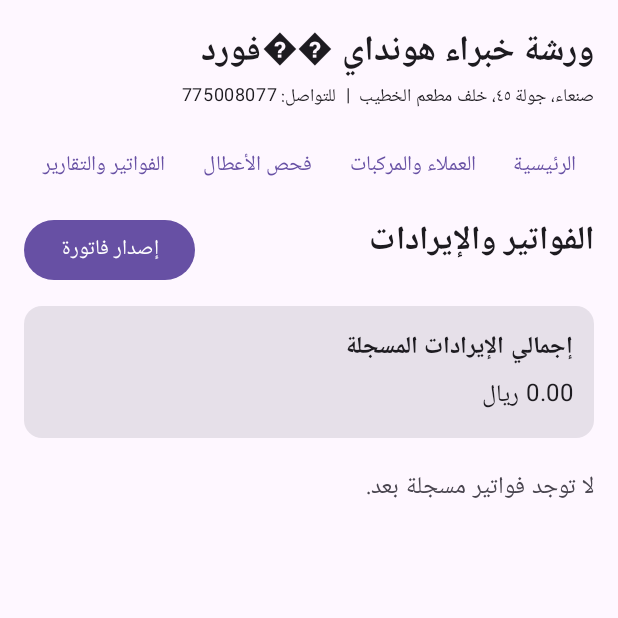
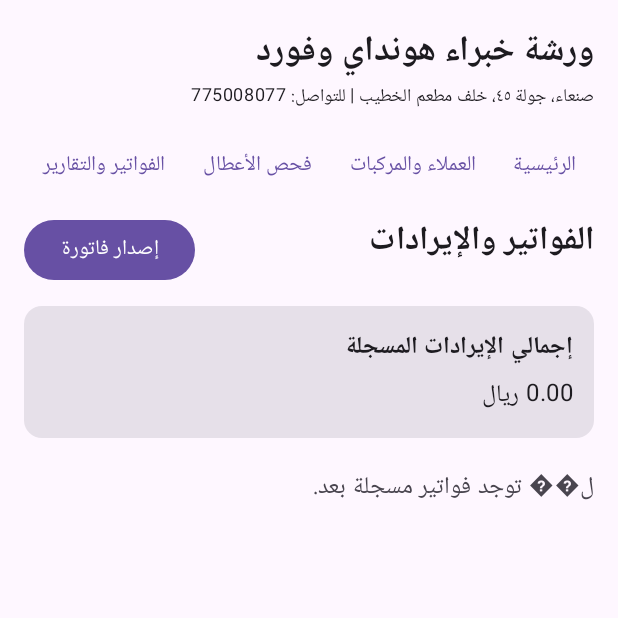
Before and after one commit to salah11955-hue/workshop_smart_app, an Android app built with Jetpack Compose: the screen it shows after launch (MainActivity), after a tap on "الفواتير والتقارير", on a phone screen of 412 x 824 dp, the top half of it. Run offline under Robolectric (Android 15) with nearby library versions, the phone set to English and light mode, and no system bars; 3 other taps on this screen came first.

Commit message:
Update MainActivity.kt

```diff
--- a/app/src/main/java/com/workshop/smartapp/MainActivity.kt
+++ b/app/src/main/java/com/workshop/smartapp/MainActivity.kt
@@ -6,7 +6,6 @@ import android.database.Cursor
 import android.database.sqlite.SQLiteDatabase
 import android.database.sqlite.SQLiteOpenHelper
 import android.os.Bundle
-import android.widget.Toast
 import androidx.activity.ComponentActivity
 import androidx.activity.compose.setContent
 import androidx.compose.foundation.horizontalScroll
@@ -19,12 +18,11 @@ import androidx.compose.foundation.layout.fillMaxWidth
 import androidx.compose.foundation.layout.height
 import androidx.compose.foundation.layout.padding
 import androidx.compose.foundation.rememberScrollState
+import androidx.compose.foundation.text.KeyboardOptions
 import androidx.compose.foundation.verticalScroll
-import androidx.compose.foundation.layout.width
 import androidx.compose.material3.AlertDialog
 import androidx.compose.material3.Button
 import androidx.compose.material3.Card
-import androidx.compose.material3.CardDefaults
 import androidx.compose.material3.MaterialTheme
 import androidx.compose.material3.OutlinedTextField
 import androidx.compose.material3.Surface
@@ -42,64 +40,33 @@ import androidx.compose.ui.Modifier
 import androidx.compose.ui.platform.LocalLayoutDirection
 import androidx.compose.ui.text.font.FontWeight
 import androidx.compose.ui.text.input.KeyboardType
-import androidx.compose.foundation.text.KeyboardOptions
 import androidx.compose.ui.unit.LayoutDirection
 import androidx.compose.ui.unit.dp
 import androidx.compose.ui.unit.sp
 import java.util.Locale
 
-private const val WORKSHOP_NAME = "ورشة خبراء هونداي ��فورد"
+private const val WORKSHOP_NAME = "ورشة خبراء هونداي وفورد"
 private const val CONTACT = "775008077"
 private const val LOCATION = "صنعاء، جولة ٤٥، خلف مطعم الخطيب"
 
 class MainActivity : ComponentActivity() {
     override fun onCreate(savedInstanceState: Bundle?) {
         super.onCreate(savedInstanceState)
-        val database = WorkshopDatabase(this)
-        setContent { WorkshopApp(database) }
+        setContent { WorkshopApp(WorkshopDatabase(this)) }
     }
 }
 
-private data class Customer(
-    val id: Long, val name: String, val phone: String, val car: String,
-    val plate: String, val notes: String, val createdAt: String
-)
-private data class Diagnostic(
-    val id: Long, val customerName: String, val system: String,
-    val codes: String, val notes: String, val date: String
-)
-private data class Invoice(
-    val id: Long, val customerName: String, val car: String,
-    val details: String, val parts: Double, val labor: Double,
-    val total: Double, val date: String
-)
-private data class Part(
-    val number: String, val name: String, val category: String,
-    val quantity: Int, val price: Double
-)
+private data class Customer(val id: Long, val name: String, val phone: String, val car: String, val plate: String, val notes: String, val createdAt: String)
+private data class Diagnostic(val id: Long, val customerName: String, val system: String, val codes: String, val notes: String, val date: String)
+private data class Invoice(val id: Long, val customerName: String, val car: String, val details: String, val parts: Double, val labor: Double, val total: Double, val date: String)
+private data class Part(val number: String, val name: String, val category: String, val quantity: Int, val price: Double)
 
 private class WorkshopDatabase(context: Context) : SQLiteOpenHelper(context, "workshop_data.db", null, 1) {
     override fun onCreate(db: SQLiteDatabase) {
-        db.execSQL("""CREATE TABLE customers (
-            id INTEGER PRIMARY KEY AUTOINCREMENT, name TEXT NOT NULL, phone TEXT NOT NULL,
-            car_model TEXT, plate_number TEXT, notes TEXT, created_at TIMESTAMP DEFAULT CURRENT_TIMESTAMP
-        )""")
-        db.execSQL("""CREATE TABLE invoices (
-            id INTEGER PRIMARY KEY AUTOINCREMENT, customer_id INTEGER, service_details TEXT,
-            parts_cost REAL, labor_cost REAL, total_amount REAL,
-            invoice_date TIMESTAMP DEFAULT CURRENT_TIMESTAMP,
-            FOREIGN KEY (customer_id) REFERENCES customers(id)
-        )""")
-        db.execSQL("""CREATE TABLE diagnostics (
-            id INTEGER PRIMARY KEY AUTOINCREMENT, customer_id INTEGER, system_type TEXT,
-            dtc_codes TEXT, technician_notes TEXT, check_date TIMESTAMP DEFAULT CURRENT_TIMESTAMP,
-            FOREIGN KEY (customer_id) REFERENCES customers(id)
-        )""")
-        db.execSQL("""CREATE TABLE inventory (
-            id INTEGER PRIMARY KEY AUTOINCREMENT, part_number TEXT UNIQUE, part_name TEXT NOT NULL,
-            category TEXT, quantity INTEGER DEFAULT 0, unit_price REAL DEFAULT 0.0,
-            last_updated TIMESTAMP DEFAULT CURRENT_TIMESTAMP
-        )""")
+        db.execSQL("CREATE TABLE customers (id INTEGER PRIMARY KEY AUTOINCREMENT, name TEXT NOT NULL, phone TEXT NOT NULL, car_model TEXT, plate_number TEXT, notes TEXT, created_at TIMESTAMP DEFAULT CURRENT_TIMESTAMP)")
+        db.execSQL("CREATE TABLE invoices (id INTEGER PRIMARY KEY AUTOINCREMENT, customer_id INTEGER NOT NULL, service_details TEXT, parts_cost REAL, labor_cost REAL, total_amount REAL, invoice_date TIMESTAMP DEFAULT CURRENT_TIMESTAMP, FOREIGN KEY(customer_id) REFERENCES customers(id))")
+        db.execSQL("CREATE TABLE diagnostics (id INTEGER PRIMARY KEY AUTOINCREMENT, customer_id INTEGER NOT NULL, system_type TEXT, dtc_codes TEXT, technician_notes TEXT, check_date TIMESTAMP DEFAULT CURRENT_TIMESTAMP, FOREIGN KEY(customer_id) REFERENCES customers(id))")
+        db.execSQL("CREATE TABLE inventory (id INTEGER PRIMARY KEY AUTOINCREMENT, part_number TEXT UNIQUE, part_name TEXT NOT NULL, category TEXT, quantity INTEGER DEFAULT 0, unit_price REAL DEFAULT 0.0, last_updated TIMESTAMP DEFAULT CURRENT_TIMESTAMP)")
     }
 
     override fun onUpgrade(db: SQLiteDatabase, oldVersion: Int, newVersion: Int) = Unit
@@ -111,24 +78,21 @@ private class WorkshopDatabase(context: Context) : SQLiteOpenHelper(context, "wo
 
     fun addCustomer(name: String, phone: String, car: String, plate: String, notes: String) {
         val values = ContentValues().apply {
-            put("name", name); put("phone", phone); put("car_model", car)
-            put("plate_number", plate); put("notes", notes)
+            put("name", name); put("phone", phone); put("car_model", car); put("plate_number", plate); put("notes", notes)
         }
         writableDatabase.insertOrThrow("customers", null, values)
     }
 
     fun addDiagnostic(customerId: Long, system: String, codes: String, notes: String) {
         val values = ContentValues().apply {
-            put("customer_id", customerId); put("system_type", system)
-            put("dtc_codes", codes); put("technician_notes", notes)
+            put("customer_id", customerId); put("system_type", system); put("dtc_codes", codes); put("technician_notes", notes)
         }
         writableDatabase.insertOrThrow("diagnostics", null, values)
     }
 
     fun addInvoice(customerId: Long, details: String, parts: Double, labor: Double) {
         val values = ContentValues().apply {
-            put("customer_id", customerId); put("service_details", details)
-            put("parts_cost", parts); put("labor_cost", labor); put("total_amount", parts + labor)
+            put("customer_id", customerId); put("service_details", details); put("parts_cost", parts); put("labor_cost", labor); put("total_amount", parts + labor)
         }
         writableDatabase.insertOrThrow("invoices", null, values)
     }
@@ -137,17 +101,13 @@ private class WorkshopDatabase(context: Context) : SQLiteOpenHelper(context, "wo
         val db = writableDatabase
         db.beginTransaction()
         try {
-            val existing = db.rawQuery("SELECT id FROM inventory WHERE part_number = ?", arrayOf(number))
-            val exists = existing.use { it.moveToFirst() }
+            val cursor = db.rawQuery("SELECT id FROM inventory WHERE part_number = ?", arrayOf(number))
+            val exists = cursor.use { it.moveToFirst() }
             if (exists) {
-                db.execSQL(
-                    "UPDATE inventory SET part_name = ?, category = ?, quantity = quantity + ?, unit_price = ?, last_updated = CURRENT_TIMESTAMP WHERE part_number = ?",
-                    arrayOf(name, category, quantity, price, number)
-                )
+                db.execSQL("UPDATE inventory SET part_name = ?, category = ?, quantity = quantity + ?, unit_price = ?, last_updated = CURRENT_TIMESTAMP WHERE part_number = ?", arrayOf(name, category, quantity, price, number))
             } else {
                 val values = ContentValues().apply {
-                    put("part_number", number); put("part_name", name); put("category", category)
-                    put("quantity", quantity); put("unit_price", price)
+                    put("part_number", number); put("part_name", name); put("category", category); put("quantity", quantity); put("unit_price", price)
                 }
                 db.insertOrThrow("inventory", null, values)
             }
@@ -157,27 +117,27 @@ private class WorkshopDatabase(context: Context) : SQLiteOpenHelper(context, "wo
         }
     }
 
-    fun customers(): List<Customer> = readableDatabase.rawQuery(
-        "SELECT id, name, phone, car_model, plate_number, notes, created_at FROM customers ORDER BY id DESC", null
-    ).use { cursor -> cursor.mapRows { Customer(it.long("id"), it.text("name"), it.text("phone"), it.text("car_model"), it.text("plate_number"), it.text("notes"), it.text("created_at")) } }
+    fun customers(): List<Customer> = readableDatabase.rawQuery("SELECT id, name, phone, car_model, plate_number, notes, created_at FROM customers ORDER BY id DESC", null).use { cursor ->
+        cursor.rows { Customer(it.long("id"), it.text("name"), it.text("phone"), it.text("car_model"), it.text("plate_number"), it.text("notes"), it.text("created_at")) }
+    }
 
-    fun diagnostics(): List<Diagnostic> = readableDatabase.rawQuery(
-        "SELECT d.id, c.name AS customer_name, d.system_type, d.dtc_codes, d.technician_notes, d.check_date FROM diagnostics d LEFT JOIN customers c ON c.id = d.customer_id ORDER BY d.id DESC", null
-    ).use { cursor -> cursor.mapRows { Diagnostic(it.long("id"), it.text("customer_name"), it.text("system_type"), it.text("dtc_codes"), it.text("technician_notes"), it.text("check_date")) } }
+    fun diagnostics(): List<Diagnostic> = readableDatabase.rawQuery("SELECT d.id, c.name AS customer_name, d.system_type, d.dtc_codes, d.technician_notes, d.check_date FROM diagnostics d LEFT JOIN customers c ON c.id = d.customer_id ORDER BY d.id DESC", null).use { cursor ->
+        cursor.rows { Diagnostic(it.long("id"), it.text("customer_name"), it.text("system_type"), it.text("dtc_codes"), it.text("technician_notes"), it.text("check_date")) }
+    }
 
-    fun invoices(): List<Invoice> = readableDatabase.rawQuery(
-        "SELECT i.id, c.name AS customer_name, c.car_model, i.service_details, i.parts_cost, i.labor_cost, i.total_amount, i.invoice_date FROM invoices i LEFT JOIN customers c ON c.id = i.customer_id ORDER BY i.id DESC", null
-    ).use { cursor -> cursor.mapRows { Invoice(it.long("id"), it.text("customer_name"), it.text("car_model"), it.text("service_details"), it.double("parts_cost"), it.double("labor_cost"), it.double("total_amount"), it.text("invoice_date")) } }
+    fun invoices(): List<Invoice> = readableDatabase.rawQuery("SELECT i.id, c.name AS customer_name, c.car_model, i.service_details, i.parts_cost, i.labor_cost, i.total_amount, i.invoice_date FROM invoices i LEFT JOIN customers c ON c.id = i.customer_id ORDER BY i.id DESC", null).use { cursor ->
+        cursor.rows { Invoice(it.long("id"), it.text("customer_name"), it.text("car_model"), it.text("service_details"), it.double("parts_cost"), it.double("labor_cost"), it.double("total_amount"), it.text("invoice_date")) }
+    }
 
-    fun inventory(): List<Part> = readableDatabase.rawQuery(
-        "SELECT part_number, part_name, category, quantity, unit_price FROM inventory ORDER BY part_name", null
-    ).use { cursor -> cursor.mapRows { Part(it.text("part_number"), it.text("part_name"), it.text("category"), it.int("quantity"), it.double("unit_price")) } }
+    fun inventory(): List<Part> = readableDatabase.rawQuery("SELECT part_number, part_name, category, quantity, unit_price FROM inventory ORDER BY part_name", null).use { cursor ->
+        cursor.rows { Part(it.text("part_number"), it.text("part_name"), it.text("category"), it.int("quantity"), it.double("unit_price")) }
+    }
 }
 
-private inline fun <T> Cursor.mapRows(block: (Cursor) -> T): List<T> {
-    val rows = mutableListOf<T>()
-    while (moveToNext()) rows += block(this)
-    return rows
+private inline fun <T> Cursor.rows(block: (Cursor) -> T): List<T> {
+    val result = mutableListOf<T>()
+    while (moveToNext()) result.add(block(this))
+    return result
 }
 private fun Cursor.text(column: String): String = getString(getColumnIndexOrThrow(column)) ?: ""
 private fun Cursor.long(column: String): Long = getLong(getColumnIndexOrThrow(column))
@@ -185,8 +145,7 @@ private fun Cursor.int(column: String): Int = getInt(getColumnIndexOrThrow(colum
 private fun Cursor.double(column: String): Double = getDouble(getColumnIndexOrThrow(column))
 
 private enum class Page(val title: String) {
-    HOME("الرئيسية"), CUSTOMERS("العملاء والمركبات"), DIAGNOSTICS("فحص الأعطال"),
-    INVOICES("الفواتير والتقارير"), INVENTORY("المخزون")
+    HOME("الرئيسية"), CUSTOMERS("العملاء والمركبات"), DIAGNOSTICS("فحص الأعطال"), INVOICES("الفواتير والتقارير"), INVENTORY("المخزون")
 }
 private enum class FormType(val title: String, val labels: List<Pair<String, Boolean>>) {
     CUSTOMER("تسجيل عميل ومركبة", listOf("اسم العميل" to false, "رقم الهاتف" to false, "موديل السيارة" to false, "رقم اللوحة" to false, "ملاحظات" to false)),
@@ -207,18 +166,16 @@ private fun WorkshopApp(db: WorkshopDatabase) {
 
     CompositionLocalProvider(LocalLayoutDirection provides LayoutDirection.Rtl) {
         MaterialTheme {
-            Surface(modifier = Modifier.fillMaxSize(), color = MaterialTheme.colorScheme.background) {
-                Column(modifier = Modifier.fillMaxSize().padding(16.dp)) {
+            Surface(Modifier.fillMaxSize()) {
+                Column(Modifier.fillMaxSize().padding(16.dp)) {
                     Text(WORKSHOP_NAME, fontSize = 23.sp, fontWeight = FontWeight.Bold)
-                    Text("$LOCATION  |  للتواصل: $CONTACT", style = MaterialTheme.typography.bodySmall)
+                    Text("$LOCATION | للتواصل: $CONTACT", style = MaterialTheme.typography.bodySmall)
                     Spacer(Modifier.height(12.dp))
-                    Row(modifier = Modifier.fillMaxWidth().horizontalScroll(rememberScrollState())) {
-                        Page.values().forEach { item ->
-                            TextButton(onClick = { page = item }) { Text(item.title) }
-                        }
+                    Row(Modifier.fillMaxWidth().horizontalScroll(rememberScrollState())) {
+                        Page.values().forEach { item -> TextButton(onClick = { page = item }) { Text(item.title) } }
                     }
                     Spacer(Modifier.height(8.dp))
-                    Column(modifier = Modifier.weight(1f).fillMaxWidth().verticalScroll(rememberScrollState())) {
+                    Column(Modifier.weight(1f).fillMaxWidth().verticalScroll(rememberScrollState())) {
                         when (page) {
                             Page.HOME -> HomePage(customers.size, diagnostics.size, invoices.size, parts.size) { page = it }
                             Page.CUSTOMERS -> CustomersPage(customers) { form = FormType.CUSTOMER }
@@ -231,19 +188,21 @@ private fun WorkshopApp(db: WorkshopDatabase) {
             }
         }
         form?.let { activeForm ->
-            FormDialog(activeForm, onDismiss = { form = null }) { values ->
+            FormDialog(activeForm, { form = null }) { values ->
                 try {
-                    val message = when (activeForm) {
-                        FormType.CUSTOMER -> {
-                            if (values[0].isBlank() || values[1].isBlank()) "اسم العميل ورقم الهاتف مطلوبان"
-                            else { db.addCustomer(values[0].trim(), values[1].trim(), values[2].trim(), values[3].trim(), values[4].trim()); null }
+                    val error = when (activeForm) {
+                        FormType.CUSTOMER -> when {
+                            values[0].isBlank() || values[1].isBlank() -> "اسم العميل ورقم الهاتف مطلوبان"
+                            else -> { db.addCustomer(values[0].trim(), values[1].trim(), values[2].trim(), values[3].trim(), values[4].trim()); null }
                         }
                         FormType.DIAGNOSTIC -> {
                             val id = values[0].toLongOrNull()
-                            if (id == null) "أدخل معرف عميل صحيحاً"
-                            else if (customers.none { it.id == id }) "العميل غير موجود؛ سجّل العميل أولاً"
-                            else if (values[1].isBlank()) "اسم النظام مطلوب"
-                            else { db.addDiagnostic(id, values[1].trim(), values[2].trim(), values[3].trim()); null }
+                            when {
+                                id == null -> "أدخل معرف عميل صحيحاً"
+                                customers.none { customer -> customer.id == id } -> "العميل غير موجود؛ سجّل العميل أولاً"
+                                values[1].isBlank() -> "اسم النظام مطلوب"
+                                else -> { db.addDiagnostic(id, values[1].trim(), values[2].trim(), values[3].trim()); null }
+                            }
                         }
                         FormType.INVOICE -> {
                             val id = values[0].toLongOrNull()
@@ -251,7 +210,7 @@ private fun WorkshopApp(db: WorkshopDatabase) {
                             val laborCost = values[3].toDoubleOrNull()
                             when {
                                 id == null -> "أدخل معرف عميل صحيحاً"
-                                customers.none { it.id == id } -> "العميل غير موجود؛ سجّل العميل أولاً"
+                                customers.none { customer -> customer.id == id } -> "العميل غير موجود؛ سجّل العميل أولاً"
                                 values[1].isBlank() -> "تفاصيل الصيانة مطلوبة"
                                 partsCost == null || laborCost == null || partsCost < 0 || laborCost < 0 -> "أدخل تكاليف صحيحة غير سالبة"
                                 else -> { db.addInvoice(id, values[1].trim(), partsCost, laborCost); null }
@@ -267,10 +226,10 @@ private fun WorkshopApp(db: WorkshopDatabase) {
                             }
                         }
                     }
-                    if (message == null) { refresh++; form = null }
-                    message
-                } catch (error: Exception) {
-                    "تعذر الحفظ: ${error.localizedMessage ?: "خطأ غير معروف"}"
+                    if (error == null) { refresh++; form = null }
+                    error
+                } catch (exception: Exception) {
+                    "تعذر الحفظ: ${exception.localizedMessage ?: "خطأ غير معروف"}"
                 }
             }
         }
@@ -289,7 +248,7 @@ private fun HomePage(customerCount: Int, diagnosticCount: Int, invoiceCount: Int
 
 @Composable
 private fun SummaryCard(title: String, count: Int, subtitle: String, onClick: () -> Unit) {
-    Card(modifier = Modifier.fillMaxWidth().padding(vertical = 5.dp), colors = CardDefaults.cardColors()) {
+    Card(Modifier.fillMaxWidth().padding(vertical = 5.dp)) {
         Column(Modifier.fillMaxWidth().padding(14.dp)) {
             Text("$title: $count", fontWeight = FontWeight.Bold)
             Text(subtitle)
@@ -302,43 +261,34 @@ private fun SummaryCard(title: String, count: Int, subtitle: String, onClick: ()
 private fun CustomersPage(items: List<Customer>, add: () -> Unit) {
     PageTitle("العملاء والمركبات", add, "تسجيل عميل")
     if (items.isEmpty()) EmptyMessage("لا يوجد عملاء مسجلون بعد.")
-    items.forEach { item ->
-        InfoCard("#${item.id} — ${item.name}", "الهاتف: ${item.phone}\nالسيارة: ${item.car}\nاللوحة: ${item.plate}\nملاحظات: ${item.notes}\nالتسجيل: ${item.createdAt}")
-    }
+    items.forEach { item -> InfoCard("#${item.id} — ${item.name}", "الهاتف: ${item.phone}\nالسيارة: ${item.car}\nاللوحة: ${item.plate}\nملاحظات: ${item.notes}\nالتسجيل: ${item.createdAt}") }
 }
 
 @Composable
 private fun DiagnosticsPage(items: List<Diagnostic>, add: () -> Unit) {
     PageTitle("تقارير فحص الأعطال", add, "إضافة تقرير")
     if (items.isEmpty()) EmptyMessage("لا توجد تقارير فحص مسجلة بعد.")
-    items.forEach { item ->
-        InfoCard("تقرير #${item.id} — ${item.customerName}", "النظام: ${item.system}\nأكواد DTC: ${item.codes}\nملاحظات الفني: ${item.notes}\nالتاريخ: ${item.date}")
-    }
+    items.forEach { item -> InfoCard("تقرير #${item.id} — ${item.customerName}", "النظام: ${item.system}\nأكواد DTC: ${item.codes}\nملاحظات الفني: ${item.notes}\nالتاريخ: ${item.date}") }
 }
 
 @Composable
 private fun InvoicesPage(items: List<Invoice>, add: () -> Unit) {
     PageTitle("الفواتير والإيرادات", add, "إصدار فاتورة")
-    val revenue = items.sumOf { it.total }
-    InfoCard("إجمالي الإيرادات المسجلة", "${money(revenue)} ريال")
-    if (items.isEmpty()) EmptyMessage("لا توجد فواتير مسجلة بعد.")
-    items.forEach { item ->
-        InfoCard("فاتورة #${item.id} — ${item.customerName} (${item.car})", "الأعمال: ${item.details}\nقطع الغيار: ${money(item.parts)} ريال\nأجور اليد: ${money(item.labor)} ريال\nالإجمالي: ${money(item.total)} ريال\nالتاريخ: ${item.date}")
-    }
+    InfoCard("إجمالي الإيرادات المسجلة", "${money(items.sumOf { it.total })} ريال")
+    if (items.isEmpty()) EmptyMessage("ل�� توجد فواتير مسجلة بعد.")
+    items.forEach { item -> InfoCard("فاتورة #${item.id} — ${item.customerName} (${item.car})", "الأعمال: ${item.details}\nقطع الغيار: ${money(item.parts)} ريال\nأجور اليد: ${money(item.labor)} ريال\nالإجمالي: ${money(item.total)} ريال\nالتاريخ: ${item.date}") }
 }
 
 @Composable
 private fun InventoryPage(items: List<Part>, add: () -> Unit) {
     PageTitle("مخزون قطع الغيار", add, "إضافة / تحديث")
     if (items.isEmpty()) EmptyMessage("لا توجد قطع غيار مسجلة بعد.")
-    items.forEach { item ->
-        InfoCard("${item.name} — ${item.number}", "التصنيف: ${item.category}\nالكمية: ${item.quantity}\nسعر الوحدة: ${money(item.price)} ريال")
-    }
+    items.forEach { item -> InfoCard("${item.name} — ${item.number}", "التصنيف: ${item.category}\nالكمية: ${item.quantity}\nسعر الوحدة: ${money(item.price)} ريال") }
 }
 
 @Composable
 private fun PageTitle(title: String, onAdd: () -> Unit, action: String) {
-    Row(modifier = Modifier.fillMaxWidth(), horizontalArrangement = Arrangement.SpaceBetween) {
+    Row(Modifier.fillMaxWidth(), horizontalArrangement = Arrangement.SpaceBetween) {
         Text(title, style = MaterialTheme.typography.titleLarge, fontWeight = FontWeight.Bold)
         Button(onClick = onAdd) { Text(action) }
     }
@@ -347,7 +297,7 @@ private fun PageTitle(title: String, onAdd: () -> Unit, action: String) {
 
 @Composable
 private fun InfoCard(title: String, details: String) {
-    Card(modifier = Modifier.fillMaxWidth().padding(vertical = 5.dp)) {
+    Card(Modifier.fillMaxWidth().padding(vertical = 5.dp)) {
         Column(Modifier.padding(14.dp)) {
             Text(title, fontWeight = FontWeight.Bold)
             Spacer(Modifier.height(4.dp))
@@ -358,7 +308,7 @@ private fun InfoCard(title: String, details: String) {
 
 @Composable
 private fun EmptyMessage(message: String) {
-    Text(message, modifier = Modifier.padding(vertical = 14.dp), color = MaterialTheme.colorScheme.onSurfaceVariant)
+    Text(message, Modifier.padding(vertical = 14.dp), color = MaterialTheme.colorScheme.onSurfaceVariant)
 }
 
 @Composable
@@ -369,18 +319,18 @@ private fun FormDialog(type: FormType, onDismiss: () -> Unit, onSave: (List<Stri
         onDismissRequest = onDismiss,
         title = { Text(type.title) },
         text = {
-            Column(modifier = Modifier.fillMaxWidth().height(440.dp).verticalScroll(rememberScrollState())) {
-                type.labels.forEachIndexed { index, (label, numeric) ->
+            Column(Modifier.fillMaxWidth().height(440.dp).verticalScroll(rememberScrollState())) {
+                type.labels.forEachIndexed { index, field ->
                     OutlinedTextField(
                         value = values[index],
                         onValueChange = { values[index] = it },
-                        label = { Text(label) },
+                        label = { Text(field.first) },
                         modifier = Modifier.fillMaxWidth().padding(vertical = 4.dp),
-                        keyboardOptions = KeyboardOptions(keyboardType = if (numeric) KeyboardType.Decimal else KeyboardType.Text),
-                        singleLine = !label.contains("ملاحظات") && !label.contains("تفاصيل")
+                        keyboardOptions = KeyboardOptions(keyboardType = if (field.second) KeyboardType.Decimal else KeyboardType.Text),
+                        singleLine = !field.first.contains("ملاحظات") && !field.first.contains("تفاصيل")
                     )
                 }
-                error?.let { Text(it, color = MaterialTheme.colorScheme.error, modifier = Modifier.padding(top = 8.dp)) }
+                error?.let { Text(it, color = MaterialTheme.colorScheme.error, Modifier.padding(top = 8.dp)) }
             }
         },
         confirmButton = { TextButton(onClick = { error = onSave(values.toList()) }) { Text("حفظ") } },
```
